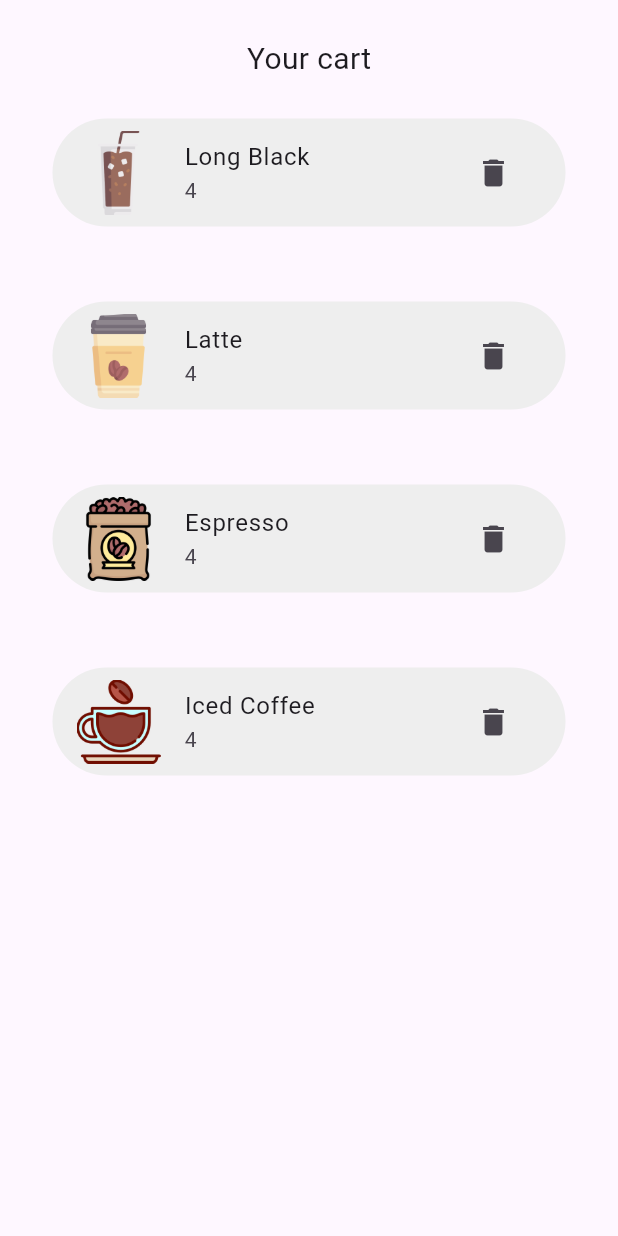
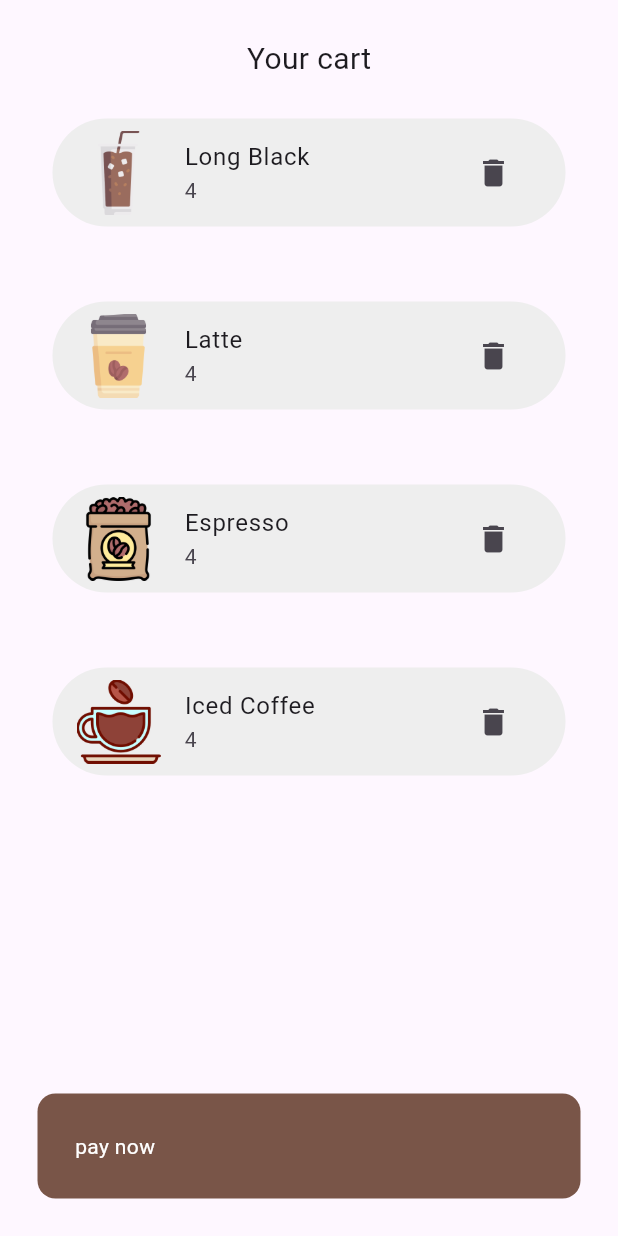
Before and after one commit to mcalisadeghi/Coffee_Shop_App_2, a Flutter app: the CartPage widget shown alone on an empty page, opened directly, on a phone screen of 412 x 824 dp. Run offline on Flutter 3.47's test engine with Material 2 defaults, Android fonts, the phone set to English and light mode, and no system bars; our stand-ins replace google_nav_bar.

Commit message:
add pay bouttom

```diff
--- a/lib/pages/cart_page.dart
+++ b/lib/pages/cart_page.dart
@@ -12,9 +12,13 @@ class CartPage extends StatefulWidget {
 }
 
 class _CartPageState extends State<CartPage> {
+  //remove item from cart
   removeFromCart(Coffee coffee) {
     Provider.of<CShop>(context, listen: false).removeItemToCart(coffee);
   }
+
+  // pay button
+  payNew() {}
 
   @override
   Widget build(BuildContext context) {
@@ -58,7 +62,28 @@ class _CartPageState extends State<CartPage> {
                 const Text(
                   'your cart is empy',
                 ),
-              ]
+              ],
+              GestureDetector(
+                onTap: payNew,
+                child: Container(
+                  padding: const EdgeInsets.all(
+                    25,
+                  ),
+                  width: double.infinity,
+                  decoration: BoxDecoration(
+                    color: Colors.brown,
+                    borderRadius: BorderRadius.circular(
+                      12,
+                    ),
+                  ),
+                  child: const Text(
+                    'pay now',
+                    style: TextStyle(
+                      color: Colors.white,
+                    ),
+                  ),
+                ),
+              ),
             ],
           ),
         ),
```
